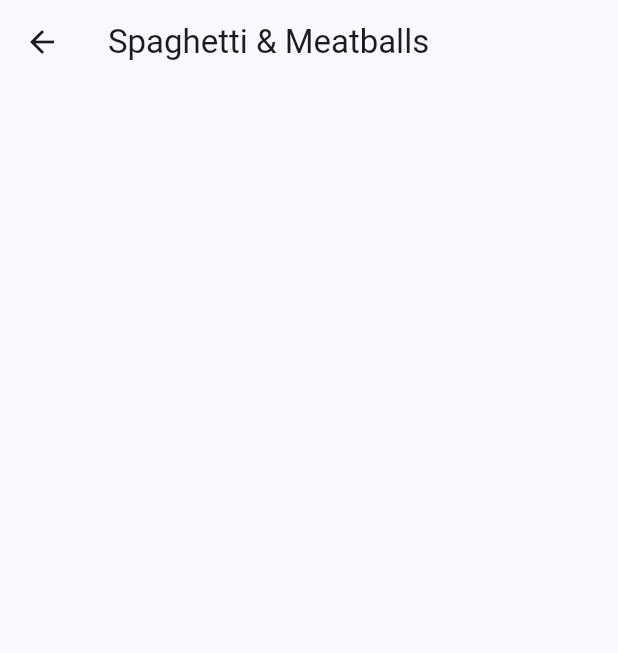
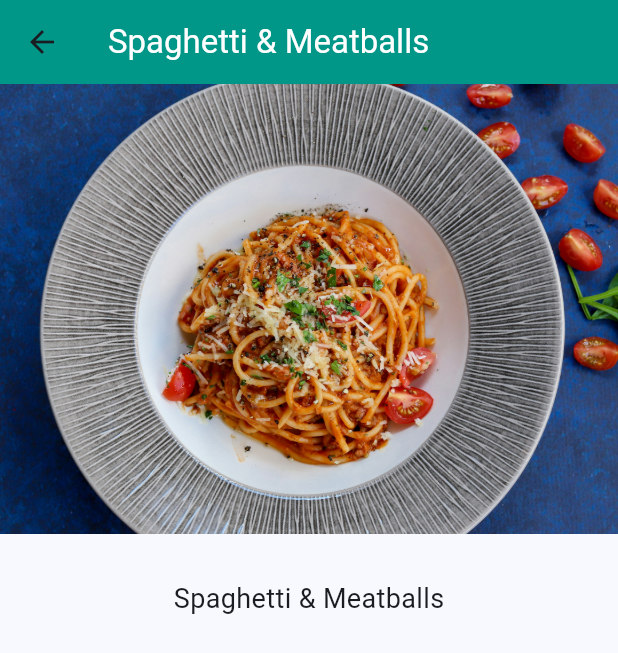
Before and after one commit to tinashemahwenda/recipe_app, a Flutter app: the screen it shows after launch, after a tap on "Spaghetti & Meatballs", on a phone screen of 412 x 824 dp. Shown: the top 653 px of the screen. Run offline on Flutter 3.47's test engine with Material 3 defaults, Android fonts, the phone set to English and light mode, and no system bars.

```diff
--- a/lib/recipe_details.dart
+++ b/lib/recipe_details.dart
@@ -14,8 +14,34 @@ class _RecipeDetailsState extends State<RecipeDetails> {
   Widget build(BuildContext context) {
     return Scaffold(
       appBar: AppBar(
-        title: Text(widget.recipe.label),
+        title: Text(
+          widget.recipe.label,
+          style: TextStyle(
+            color: Colors.white,
+          ),
+        ),
+        backgroundColor: Colors.teal,
       ),
+      body: SafeArea(
+          child: Column(
+        children: [
+          SizedBox(
+            height: 300,
+            width: double.infinity,
+            child: Image(
+              image: AssetImage(widget.recipe.imageUrl),
+              fit: BoxFit.cover,
+            ),
+          ),
+          SizedBox(height: 30),
+          Text(
+            widget.recipe.label,
+            style: TextStyle(
+              fontSize: 18,
+            ),
+          )
+        ],
+      )),
     );
   }
 }
```
